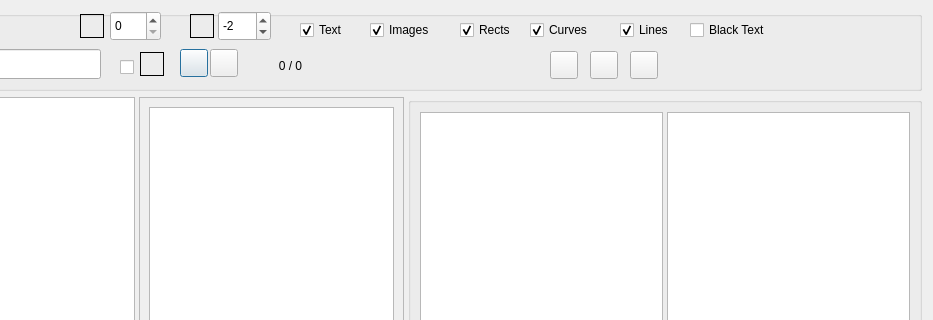
Old version of the form GUI_UIs/ui_dialog_code_pdf.ui in the repository ccbogel/QualCoder; both pictures show x 121 to 1054 and y 0 to 320 of the 1054 by 699 pixel window.
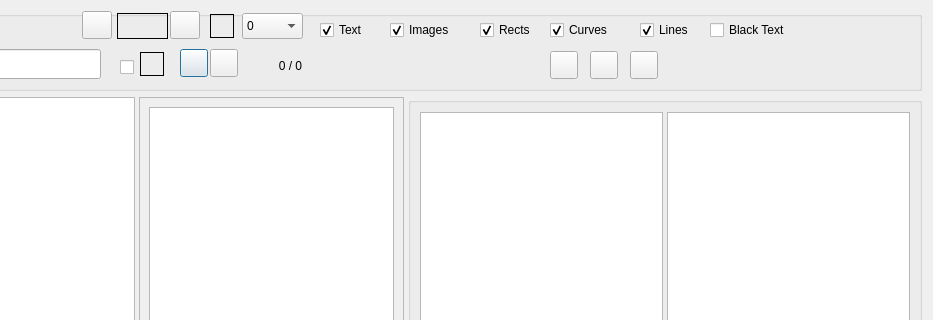
New version of the form.

What changed in the file:
```diff
--- a/GUI_UIs/ui_dialog_code_pdf.ui
+++ b/GUI_UIs/ui_dialog_code_pdf.ui
@@ -166,28 +166,6 @@
        <bool>true</bool>
       </property>
      </widget>
-     <widget class="QSpinBox" name="spinBox_font_adjuster">
-      <property name="geometry">
-       <rect>
-        <x>328</x>
-        <y>0</y>
-        <width>53</width>
-        <height>30</height>
-       </rect>
-      </property>
-      <property name="toolTip">
-       <string>&lt;html&gt;&lt;head/&gt;&lt;body&gt;&lt;p&gt;Adjust text font size in pdf.&lt;/p&gt;&lt;p&gt;Reduces text overlaps.&lt;/p&gt;&lt;/body&gt;&lt;/html&gt;</string>
-      </property>
-      <property name="minimum">
-       <number>-10</number>
-      </property>
-      <property name="maximum">
-       <number>0</number>
-      </property>
-      <property name="value">
-       <number>-2</number>
-      </property>
-     </widget>
      <widget class="QLabel" name="label_search_regex">
       <property name="geometry">
        <rect>
@@ -232,23 +210,10 @@
        <string/>
       </property>
      </widget>
-     <widget class="QSpinBox" name="spinBox">
-      <property name="geometry">
-       <rect>
-        <x>220</x>
-        <y>0</y>
-        <width>51</width>
-        <height>30</height>
-       </rect>
-      </property>
-      <property name="toolTip">
-       <string>&lt;html&gt;&lt;head/&gt;&lt;body&gt;&lt;p&gt;Page&lt;/p&gt;&lt;/body&gt;&lt;/html&gt;</string>
-      </property>
-     </widget>
      <widget class="QCheckBox" name="checkBox_curve">
       <property name="geometry">
        <rect>
-        <x>640</x>
+        <x>660</x>
         <y>6</y>
         <width>81</width>
         <height>26</height>
@@ -264,7 +229,7 @@
      <widget class="QCheckBox" name="checkBox_line">
       <property name="geometry">
        <rect>
-        <x>730</x>
+        <x>750</x>
         <y>6</y>
         <width>61</width>
         <height>26</height>
@@ -280,7 +245,7 @@
      <widget class="QCheckBox" name="checkBox_image">
       <property name="geometry">
        <rect>
-        <x>480</x>
+        <x>500</x>
         <y>6</y>
         <width>80</width>
         <height>26</height>
@@ -296,7 +261,7 @@
      <widget class="QCheckBox" name="checkBox_black_text">
       <property name="geometry">
        <rect>
-        <x>800</x>
+        <x>820</x>
         <y>6</y>
         <width>111</width>
         <height>26</height>
@@ -312,7 +277,7 @@
      <widget class="QCheckBox" name="checkBox_text">
       <property name="geometry">
        <rect>
-        <x>410</x>
+        <x>430</x>
         <y>6</y>
         <width>61</width>
         <height>26</height>
@@ -328,7 +293,7 @@
      <widget class="QCheckBox" name="checkBox_rect">
       <property name="geometry">
        <rect>
-        <x>570</x>
+        <x>590</x>
         <y>6</y>
         <width>61</width>
         <height>26</height>
@@ -347,7 +312,7 @@
      <widget class="QLabel" name="label_font_size">
       <property name="geometry">
        <rect>
-        <x>300</x>
+        <x>320</x>
         <y>3</y>
         <width>24</width>
         <height>24</height>
@@ -375,10 +340,10 @@
      <widget class="QLabel" name="label_pages">
       <property name="geometry">
        <rect>
-        <x>190</x>
-        <y>3</y>
-        <width>24</width>
-        <height>24</height>
+        <x>227</x>
+        <y>2</y>
+        <width>51</width>
+        <height>26</height>
        </rect>
       </property>
       <property name="toolTip">
@@ -394,7 +359,7 @@
        <string/>
       </property>
       <property name="alignment">
-       <set>Qt::AlignRight|Qt::AlignTrailing|Qt::AlignVCenter</set>
+       <set>Qt::AlignCenter</set>
       </property>
       <property name="wordWrap">
        <bool>true</bool>
@@ -432,6 +397,73 @@
        <string/>
       </property>
      </widget>
+     <widget class="QComboBox" name="comboBox_fontsize">
+      <property name="geometry">
+       <rect>
+        <x>352</x>
+        <y>2</y>
+        <width>61</width>
+        <height>26</height>
+       </rect>
+      </property>
+      <item>
+       <property name="text">
+        <string>0</string>
+       </property>
+      </item>
+      <item>
+       <property name="text">
+        <string>-1</string>
+       </property>
+      </item>
+      <item>
+       <property name="text">
+        <string>-2</string>
+       </property>
+      </item>
+      <item>
+       <property name="text">
+        <string>-3</string>
+       </property>
+      </item>
+      <item>
+       <property name="text">
+        <string>-4</string>
+       </property>
+      </item>
+     </widget>
+     <widget class="QPushButton" name="pushButton_previous_page">
+      <property name="geometry">
+       <rect>
+        <x>192</x>
+        <y>0</y>
+        <width>30</width>
+        <height>28</height>
+       </rect>
+      </property>
+      <property name="toolTip">
+       <string>&lt;html&gt;&lt;head/&gt;&lt;body&gt;&lt;p&gt;&lt;br/&gt;&lt;/p&gt;&lt;/body&gt;&lt;/html&gt;</string>
+      </property>
+      <property name="text">
+       <string/>
+      </property>
+     </widget>
+     <widget class="QPushButton" name="pushButton_next_page">
+      <property name="geometry">
+       <rect>
+        <x>280</x>
+        <y>0</y>
+        <width>30</width>
+        <height>28</height>
+       </rect>
+      </property>
+      <property name="toolTip">
+       <string>&lt;html&gt;&lt;head/&gt;&lt;body&gt;&lt;p&gt;&lt;br/&gt;&lt;/p&gt;&lt;/body&gt;&lt;/html&gt;</string>
+      </property>
+      <property name="text">
+       <string/>
+      </property>
+     </widget>
     </widget>
    </item>
    <item row="1" column="0">
```
Left out of the diff: 1 changed line with no effect on the pictures.
